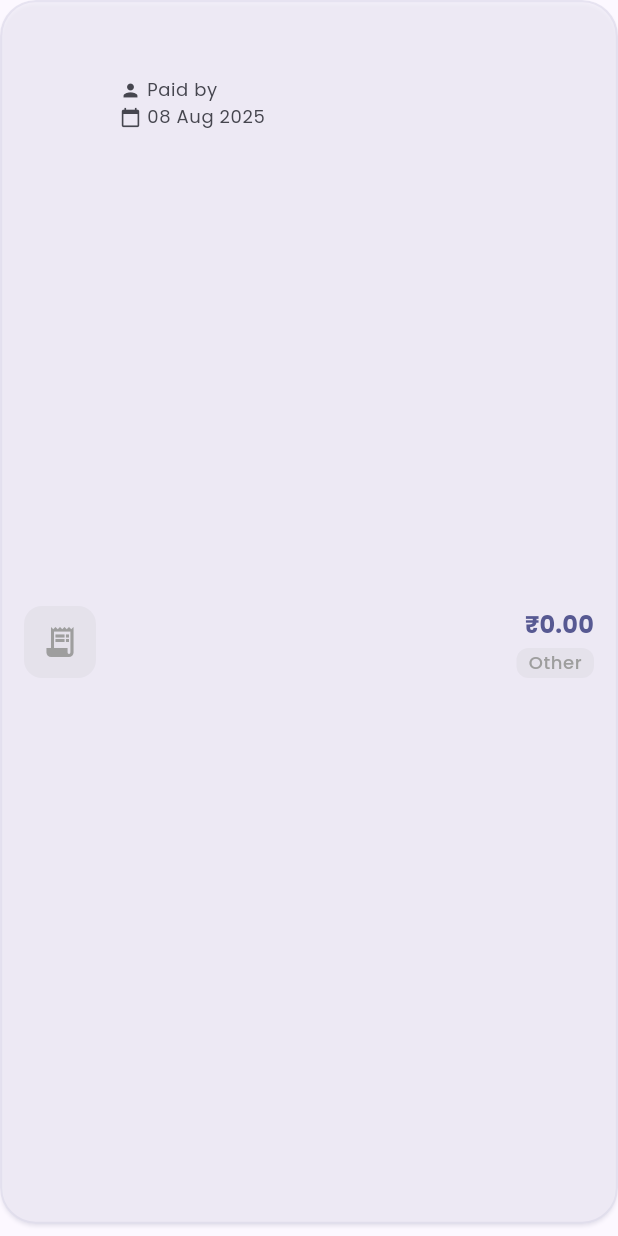
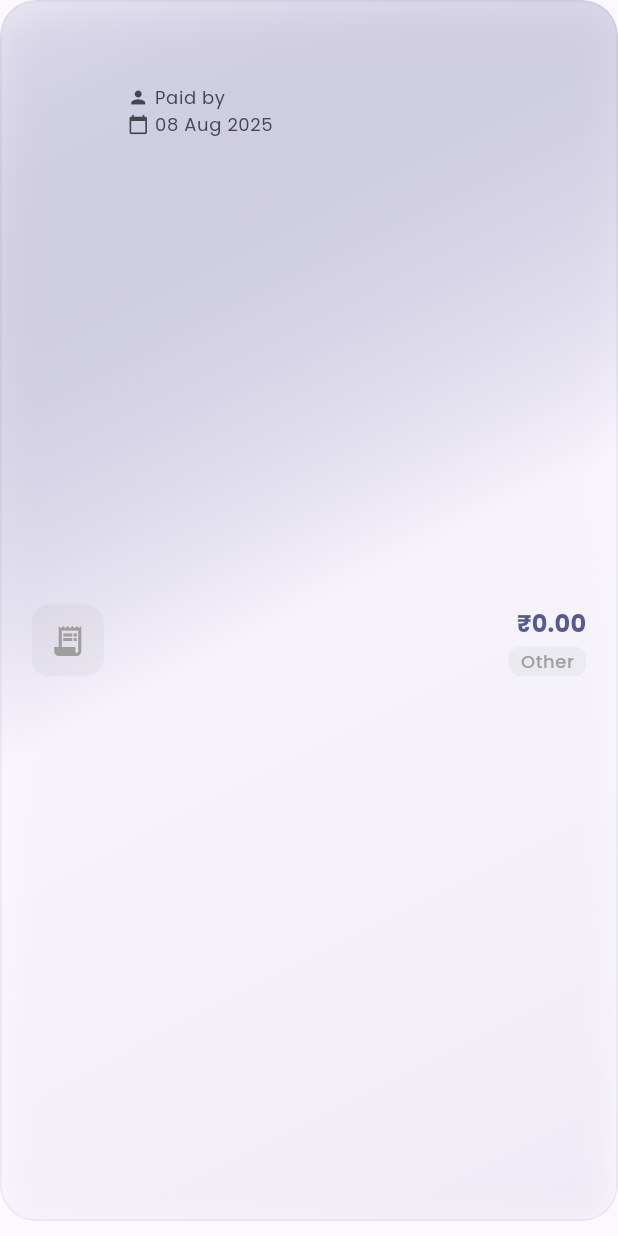
Before and after one commit to tuprasanth-ani/split, a Flutter app: the ExpenseTile widget shown alone on an empty page, opened directly with empty values, on a phone screen of 412 x 824 dp. Run offline on Flutter 3.47's test engine with Material 3 defaults, Android fonts, the phone set to English and light mode, and no system bars; our stand-ins replace cloud_firestore, firebase_auth, firebase_core, flutter_contacts, google_fonts, google_sign_in and 3 more; accounts and stored records are empty.

Commit message:
Implement glassmorphic design for expense tile and bottom sheet
Co-authored-by: tu.prasanth1212 <tu.prasanth1212@gmail.com>

```diff
--- a/lib/widgets/expense_tile.dart
+++ b/lib/widgets/expense_tile.dart
@@ -1,5 +1,6 @@
 import 'package:flutter/material.dart';
 import 'package:splitzy/utils/formatters.dart';
+import 'dart:ui';
 
 enum ExpenseCategory {
   food,
@@ -112,24 +113,58 @@ class ExpenseTile extends StatelessWidget {
     final theme = Theme.of(context);
     final colorScheme = theme.colorScheme;
 
-    return Card(
-      margin: const EdgeInsets.only(bottom: 8),
-      elevation: isSelected ? 4 : 1,
+    return GestureDetector(
+      onTap: onTap,
+      onLongPress: showActions ? () => _showActionBottomSheet(context) : null,
+      child: AnimatedScale(
+        scale: isSelected ? 0.98 : 1.0,
+        duration: const Duration(milliseconds: 120),
+        curve: Curves.easeOut,
+        child: Padding(
+          padding: const EdgeInsets.only(bottom: 10),
+          child: ClipRRect(
+            borderRadius: BorderRadius.circular(24),
+            child: Stack(
+              children: [
+                // Glassmorphism background
+                BackdropFilter(
+                  filter: ImageFilter.blur(sigmaX: 18, sigmaY: 18),
                   child: Container(
                     decoration: BoxDecoration(
-          borderRadius: BorderRadius.circular(12),
-          border: isSelected
-              ? Border.all(color: colorScheme.primary, width: 2)
-              : null,
+                      gradient: LinearGradient(
+                        colors: [
+                          colorScheme.primary.withOpacity(0.10),
+                          colorScheme.surface.withOpacity(0.70),
+                          Colors.white.withOpacity(0.10),
+                        ],
+                        begin: Alignment.topLeft,
+                        end: Alignment.bottomRight,
+                      ),
+                      borderRadius: BorderRadius.circular(24),
+                      boxShadow: [
+                        BoxShadow(
+                          color: colorScheme.primary.withOpacity(0.10),
+                          blurRadius: 24,
+                          offset: const Offset(0, 8),
+                        ),
+                      ],
+                      border: Border.all(
+                        color: isSelected ? colorScheme.primary.withOpacity(0.25) : colorScheme.primary.withOpacity(0.08),
+                        width: isSelected ? 2.2 : 1.2,
+                      ),
                     ),
                     child: ListTile(
-          contentPadding: const EdgeInsets.all(16),
+                      contentPadding: const EdgeInsets.all(20),
                       leading: _buildCategoryIcon(),
                       title: _buildTitle(theme),
                       subtitle: _buildSubtitle(theme),
                       trailing: _buildTrailing(context),
-          onTap: onTap,
-          onLongPress: showActions ? () => _showActionBottomSheet(context) : null,
+                    ),
+                  ),
+                ),
+              ],
+            ),
+          ),
         ),
       ),
     );
@@ -263,8 +298,30 @@ class ExpenseTile extends StatelessWidget {
       shape: const RoundedRectangleBorder(
         borderRadius: BorderRadius.vertical(top: Radius.circular(20)),
       ),
-      builder: (context) => Container(
-        padding: const EdgeInsets.all(20),
+      builder: (context) => ClipRRect(
+        borderRadius: const BorderRadius.vertical(top: Radius.circular(28)),
+        child: BackdropFilter(
+          filter: ImageFilter.blur(sigmaX: 16, sigmaY: 16),
+          child: Container(
+            decoration: BoxDecoration(
+              gradient: LinearGradient(
+                colors: [
+                  category.color.withOpacity(0.10),
+                  Theme.of(context).colorScheme.surface.withOpacity(0.85),
+                ],
+                begin: Alignment.topLeft,
+                end: Alignment.bottomRight,
+              ),
+              borderRadius: const BorderRadius.vertical(top: Radius.circular(28)),
+              boxShadow: [
+                BoxShadow(
+                  color: category.color.withOpacity(0.10),
+                  blurRadius: 24,
+                  offset: const Offset(0, 8),
+                ),
+              ],
+            ),
+            padding: const EdgeInsets.all(24),
             child: Column(
               mainAxisSize: MainAxisSize.min,
               children: [
@@ -350,6 +407,8 @@ class ExpenseTile extends StatelessWidget {
               ],
             ),
           ),
+        ),
+      ),
     );
   }
 
```
Lines whose indentation alone changed are shown as unchanged.
